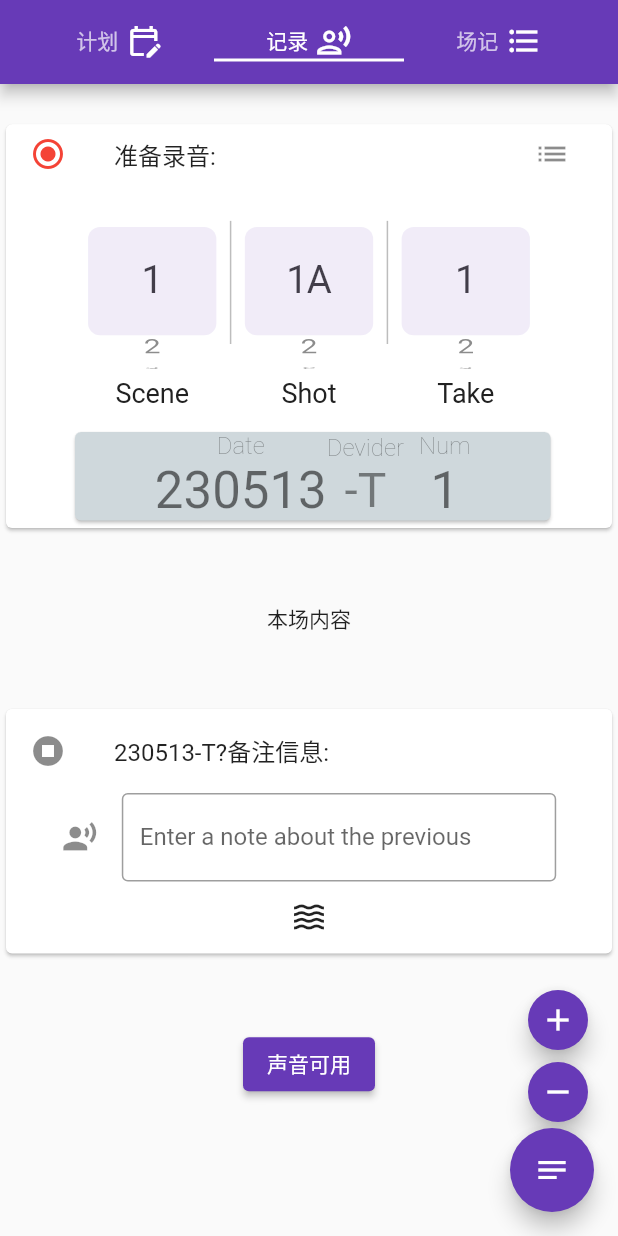
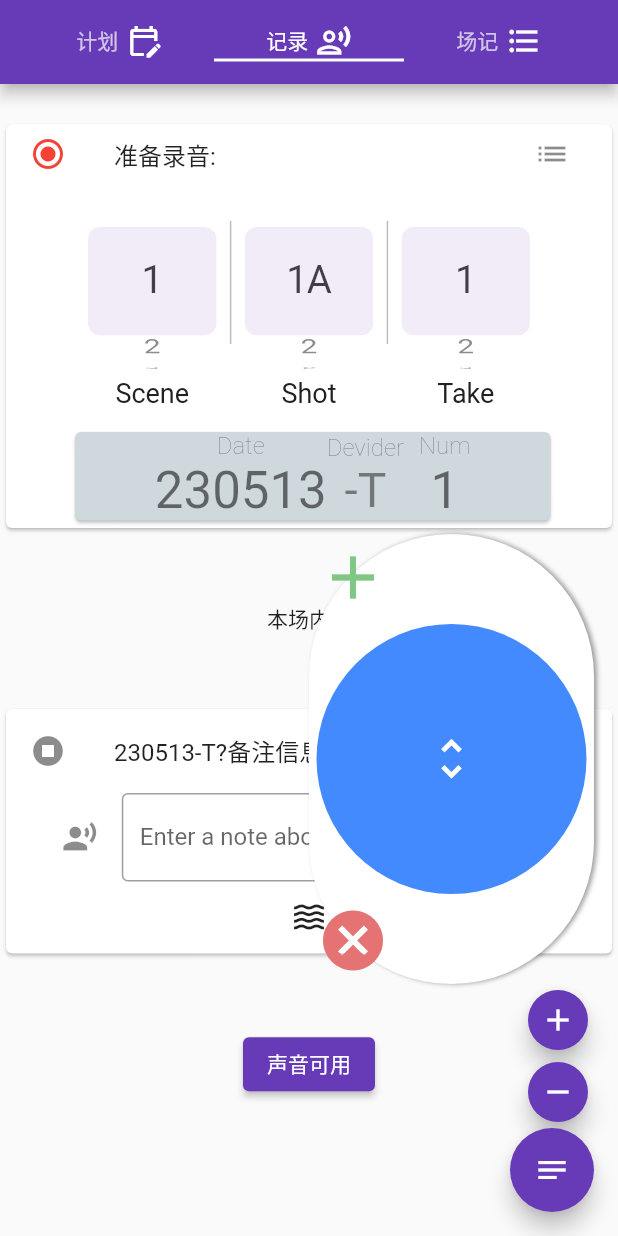
Before and after one commit to drunkenQCat/voislate, a Flutter app: the screen it shows after launch, on a phone screen of 412 x 824 dp. Run offline on Flutter 3.47's test engine with Material 2 defaults, Android fonts, the phone set to English and light mode, and no system bars.

Commit message:
给界面上加了滑条。准备重构这一页代码。

```diff
--- a/lib/pages/record_page.dart
+++ b/lib/pages/record_page.dart
@@ -3,9 +3,10 @@ import 'package:provider/provider.dart';
 
 import '../widgets/slate_picker.dart';
 import '../models/slate_num_notifier.dart';
-import '../widgets/add_remove_buttons.dart';
+import '../widgets/simple_scroll_control.dart';
 import '../widgets/quick_view_log_dialog.dart';
 import '../widgets/file_counter.dart';
+import '../widgets/vertical_joystick.dart';
 import '../models/recorder_file_num.dart';
 
 /*
@@ -44,34 +45,18 @@ class _SlateRecordState extends State<SlateRecord> {
   final num = RecordFileNum();
   String previousFileNum = '';
 
+  void drawbackItem() {
+    setState(() {
+      num.decrement();
+      // remove the last note
+      if (notes.isNotEmpty) {
+        notes.removeLast();
+      }
+      note = '';
+    });
+  }
 
-  @override
-  Widget build(BuildContext context) {
-    var screenWidth = MediaQuery.of(context).size.width;
-    var screenHeight = MediaQuery.of(context).size.height;
-    var horizonPadding = 30.0;
-    // everytime setState, the build method will be called again
-    var currentFileNum = num.fullName();
-    final TextEditingController textEditingController = TextEditingController();
-
-    // var col1IncBtn = IncrementCounterButton<SlateColumnOne>(
-    //   onPressed: () => {},
-    //   textCon: textEditingController,
-    // );
-    // var col1DecBtn = DecrementCounterButton<SlateColumnOne>(
-    //   onPressed: () => {},
-    //   textCon: textEditingController,
-    // );
-    // var col2IncBtn = IncrementCounterButton<SlateColumnTwo>(
-    //   onPressed: () => {},
-    //   textCon: textEditingController,
-    // );
-    // var col2DecBtn = DecrementCounterButton<SlateColumnTwo>(
-    //   onPressed: () => {},
-    //   textCon: textEditingController,
-    // );
-    var col3IncBtn = IncrementCounterButton<SlateColumnThree>(
-      onPressed: () {
+  void addItem(String currentFileNum) {
     setState(() {
         if (notes.isEmpty){
           notes.add(const MapEntry("File Name", "Note"));
@@ -90,21 +75,25 @@ class _SlateRecordState extends State<SlateRecord> {
         num.increment();
         note = '';
       });
-        },
+  }
+
+
+  @override
+  Widget build(BuildContext context) {
+    var screenWidth = MediaQuery.of(context).size.width;
+    var screenHeight = MediaQuery.of(context).size.height;
+    var horizonPadding = 30.0;
+    // everytime setState, the build method will be called again
+    var currentFileNum = num.fullName();
+    final TextEditingController textEditingController = TextEditingController();
+
+    var col3IncBtn = IncrementCounterButton<SlateColumnThree>(
+      onPressed: () => addItem(currentFileNum),
       textCon: textEditingController,
     );
 
     var col3DecBtn = DecrementCounterButton<SlateColumnThree>(
-      onPressed: () {
-        setState(() {
-          num.decrement();
-          // remove the last note
-          if (notes.isNotEmpty) {
-            notes.removeLast();
-          }
-          note = '';
-        });
-      },
+      onPressed: () => drawbackItem(),
       textCon: textEditingController,
     );
 
@@ -121,6 +110,13 @@ class _SlateRecordState extends State<SlateRecord> {
           ChangeNotifierProvider.value(value: col3),
         ],
         builder: (context, child) {
+          var scrl3 = SliderValueController<SlateColumnThree>(
+            context: context,
+            textCon: textEditingController,
+            inc: () => addItem(currentFileNum),
+            dec: () => drawbackItem(),
+          );
+
           return Scaffold(
             body: CustomScrollView(
               scrollDirection: Axis.vertical,
@@ -229,14 +225,24 @@ class _SlateRecordState extends State<SlateRecord> {
                         child: const Text('声音可用'),
                       ),
                     ],
+
                 ),
               ),
-              ),
-            ]),
+            ),],),
             floatingActionButton: Column(
               // make the children of the column align to the end
               mainAxisAlignment: MainAxisAlignment.end,
               children: [
+                Row(
+                  mainAxisAlignment: MainAxisAlignment.end,
+                  children: [
+                    VerticalJoystick(
+                      height: 190,
+                      onConfirmation: scrl3.valueInc,
+                      onCancel: scrl3.valueDec,
+                    ),
+                  ],
+                ),
                 Row(
                   mainAxisAlignment: MainAxisAlignment.end,
                   children: [
@@ -264,6 +270,8 @@ class _SlateRecordState extends State<SlateRecord> {
           );
         });
   }
+
+
 }
 
 class DisplayNotesButton extends StatelessWidget {
--- a/lib/widgets/add_remove_buttons.dart
+++ b/lib/widgets/simple_scroll_control.dart
@@ -4,7 +4,38 @@ import 'package:provider/provider.dart';
 import '../models/slate_num_notifier.dart';
 
 // the button to increment the counter for every column， add and scroll different columns
-class IncrementCounterButton<T extends SlatePickerState> extends StatelessWidget {
+class SliderValueController<T extends SlatePickerState> {
+
+  final TextEditingController textCon;
+  BuildContext context;
+  VoidCallback? inc;
+  VoidCallback? dec;
+
+
+  SliderValueController({
+    required this.context,
+    required this.textCon,
+    this.inc,
+    this.dec,
+  });
+
+  void valueInc(){
+    inc?.call();
+    textCon.clear();
+    var _ = Provider.of<T>(context,listen: false);
+    _.scrollToNext();
+  }
+
+  void valueDec(){
+    dec?.call();
+    textCon.clear();
+    var _ = Provider.of<T>(context,listen: false);
+    _.scrollToPrev();
+  }
+
+}
+
+class IncrementCounterButton<T extends SlatePickerState> extends StatelessWidget{
   final VoidCallback onPressed;
   final TextEditingController textCon;
 
--- /dev/null
+++ b/lib/widgets/vertical_joystick.dart
@@ -0,0 +1,261 @@
+import 'package:flutter/material.dart';
+
+
+class VerticalJoystick extends StatefulWidget {
+  /// Height of the slider. Defaults to 70.
+  final double height;
+
+  /// Width of the slider. Defaults to 300.
+  final double width;
+
+  final double slideLength;
+
+  final double initValue;
+
+  /// The color of the background of the slider. Defaults to Colors.white.
+  final Color backgroundColor;
+
+  /// The color of the background of the slider when it has been slide to the end. By giving a value here, the background color
+  /// will gradually change from backgroundColor to backgroundColorEnd when the user slides. Is not used by default.
+  final Color? backgroundColorEnd;
+
+  /// The color of the moving element of the slider. Defaults to Colors.blueAccent.
+  final Color foregroundColor;
+
+  /// The color of the icon on the moving element if icon is IconData. Defaults to Colors.white.
+  final Color iconColor;
+
+  /// The button widget used on the moving element of the slider. Defaults to Icon(Icons.chevron_right).
+  final Widget sliderButtonContent;
+
+  /// The shadow below the slider. Defaults to BoxShadow(color: Colors.black38, offset: Offset(0, 2),blurRadius: 2,spreadRadius: 0,).
+  final BoxShadow? shadow;
+
+  /// The text showed below the foreground. Used to specify the functionality to the user. Defaults to "Slide to confirm".
+  final String text;
+
+  /// The style of the text. Defaults to TextStyle(color: Colors.black26, fontWeight: FontWeight.bold,).
+  final TextStyle? textStyle;
+
+  /// The callback when slider is completed. This is the only required field.
+  final VoidCallback onConfirmation;
+
+  /// the callback when slider is canceled.
+  final VoidCallback? onCancel;
+
+  /// The callback when slider is pressed.
+  final VoidCallback? onTapDown;
+
+  /// The callback when slider is release.
+  final VoidCallback? onTapUp;
+
+  /// The shape of the moving element of the slider. Defaults to a circular border radius
+  final BorderRadius? foregroundShape;
+
+  /// The shape of the background of the slider. Defaults to a circular border radius
+  final BorderRadius? backgroundShape;
+
+  /// Stick the slider to the end
+  final bool stickToEnd;
+
+  const VerticalJoystick({
+    Key? key,
+    this.height = 70,
+    this.width = 300,
+    this.backgroundColor = Colors.white,
+    this.backgroundColorEnd,
+    this.foregroundColor = Colors.blueAccent,
+    this.iconColor = Colors.white,
+    this.shadow,
+    this.sliderButtonContent = const Icon(
+      Icons.unfold_more,
+      color: Colors.white,
+      size: 35,
+    ),
+    this.text = "Slide to confirm",
+    this.textStyle,
+    required this.onConfirmation,
+    this.onCancel,
+    this.onTapDown,
+    this.onTapUp,
+    this.foregroundShape,
+    this.backgroundShape,
+    this.stickToEnd = false,
+
+  }) : assert(height >= 25 && width >= 180),
+        slideLength = width - height,
+        initValue = (width - height) / 2,
+        super(key: key);
+
+  @override
+  State<StatefulWidget> createState() {
+    return VerticalJoystickState();
+  }
+}
+
+class VerticalJoystickState extends State<VerticalJoystick> {
+  late double _position = widget.initValue;
+  int _duration = 0;
+
+  double getPosition() {
+    if (_position < 0) {
+      return 0;
+    } else if (_position > widget.slideLength) {
+      return widget.slideLength;
+    } else {
+      return _position;
+    }
+  }
+
+  void updatePosition(details) {
+    if (details is DragEndDetails) {
+      setState(() {
+        _duration = 200;
+        if (widget.stickToEnd && _position > widget.slideLength) {
+          _position = widget.slideLength;
+        } else {
+          _position = widget.initValue;
+        }
+      });
+    } else if (details is DragUpdateDetails) {
+      setState(() {
+        _duration = 0;
+        _position = details.localPosition.dx + widget.initValue;
+      });
+    }
+  }
+
+  void sliderReleased(details) {
+    if (_position > widget.slideLength) {
+      widget.onConfirmation();
+    }else if(_position < 0 && widget.onCancel != null ){
+      widget.onCancel!();
+    }
+    updatePosition(details);
+  }
+
+  Color calculateBackground() {
+    if (widget.backgroundColorEnd != null) {
+      double percent;
+
+      // calculates the percentage of the position of the slider
+      if (_position > widget.slideLength) {
+        percent = 1.0;
+      } else if (_position / (widget.slideLength) > 0) {
+        percent = _position / (widget.slideLength);
+      } else {
+        percent = 0.0;
+      }
+
+      int red = widget.backgroundColorEnd!.red;
+      int green = widget.backgroundColorEnd!.green;
+      int blue = widget.backgroundColorEnd!.blue;
+
+      return Color.alphaBlend(Color.fromRGBO(red, green, blue, percent), widget.backgroundColor);
+    } else {
+      return widget.backgroundColor;
+    }
+  }
+
+  @override
+  Widget build(BuildContext context) {
+    BoxShadow shadow;
+    if (widget.shadow == null) {
+      shadow = BoxShadow(
+        color: Colors.black38,
+        offset: Offset(0, 2),
+        blurRadius: 2,
+        spreadRadius: 0,
+      );
+    } else {
+      shadow = widget.shadow!;
+    }
+
+    TextStyle style;
+    if (widget.textStyle == null) {
+      style = TextStyle(
+        color: Colors.black26,
+        fontWeight: FontWeight.bold,
+      );
+    } else {
+      style = widget.textStyle!;
+    }
+
+    return RotatedBox(
+      quarterTurns: -1,
+      child: AnimatedContainer(
+        duration: Duration(milliseconds: _duration),
+        curve: Curves.easeInExpo,
+        height: widget.height,
+        width: widget.width,
+        padding: const EdgeInsets.all(5),
+        decoration: BoxDecoration(
+          borderRadius: widget.backgroundShape ?? BorderRadius.all(Radius.circular(widget.height)),
+          color: widget.backgroundColorEnd != null ? this.calculateBackground() : widget.backgroundColor,
+          boxShadow: <BoxShadow>[shadow],
+        ),
+        child: Stack(
+          children: <Widget>[
+            Positioned(
+              left: widget.height / 2,
+              child: AnimatedContainer(
+                height: widget.height - 10,
+                width: getPosition(),
+                duration: Duration(milliseconds: _duration),
+                curve: Curves.ease,
+                decoration: BoxDecoration(
+                  borderRadius: widget.backgroundShape ?? BorderRadius.all(Radius.circular(widget.height)),
+                  color: widget.backgroundColorEnd != null ? this.calculateBackground() : widget.backgroundColor,
+                ),
+              ),
+            ),
+            Row(
+              mainAxisAlignment: MainAxisAlignment.spaceBetween,
+              children: <Widget>[
+                Icon(
+                  Icons.cancel,
+                  size: 48,
+                  color: Colors.red[300],
+                ),
+                SizedBox(
+                  height: 5,
+                ),
+                Icon(
+                  Icons.add,
+                  size: 48,
+                  color: Colors.green[300],
+                ),
+              ],
+            ),
+            AnimatedPositioned(
+              duration: Duration(milliseconds: _duration),
+              curve: Curves.easeInExpo,
+              left: getPosition(),
+              top: 0,
+              child: GestureDetector(
+                onTapDown: (_) => widget.onTapDown != null ? widget.onTapDown!() : null,
+                onTapUp: (_) => widget.onTapUp != null ? widget.onTapUp!() : null,
+                onPanUpdate: (details) {
+                  updatePosition(details);
+                },
+                onPanEnd: (details) {
+                  if (widget.onTapUp != null) widget.onTapUp!();
+                  sliderReleased(details);
+                },
+                child: Container(
+                  height: widget.height - 10,
+                  width: widget.height - 10,
+                  decoration: BoxDecoration(
+                    borderRadius: widget.foregroundShape ?? BorderRadius.all(Radius.circular(widget.height / 2)),
+                    color: widget.foregroundColor,
+                  ),
+                  child: RotatedBox(quarterTurns: 1, child: widget.sliderButtonContent),
+                ),
+              ),
+            ),
+          ],
+        ),
+      ),
+    );
+  }
+}
```
Lines whose indentation alone changed are shown as unchanged.
